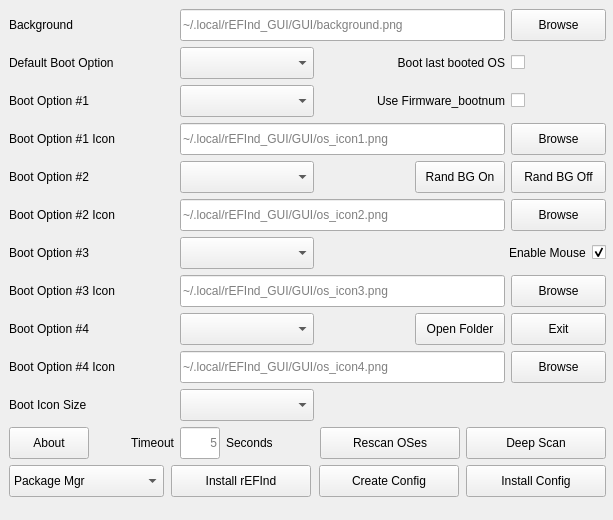
jlobue10/rEFInd_GUI, file GUI/src/mainwindow.ui: the form before one commit.
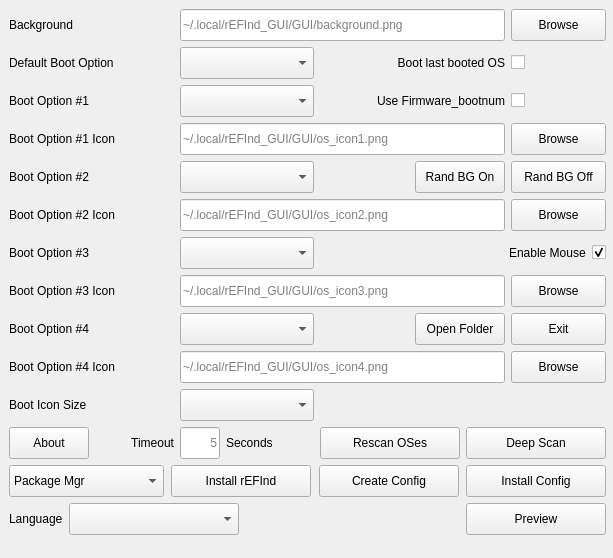
The form after the commit. Icons and pictures are not drawn.

Commit message: GUI and script improvements: async UI, boot-screen preview, language switcher, logging, hardening

What changed in the file:
```diff
--- a/GUI/src/mainwindow.ui
+++ b/GUI/src/mainwindow.ui
@@ -7,19 +7,19 @@
     <x>0</x>
     <y>0</y>
     <width>613</width>
-    <height>520</height>
+    <height>558</height>
    </rect>
   </property>
   <property name="minimumSize">
    <size>
     <width>613</width>
-    <height>520</height>
+    <height>558</height>
    </size>
   </property>
   <property name="maximumSize">
    <size>
     <width>613</width>
-    <height>520</height>
+    <height>558</height>
    </size>
   </property>
   <property name="windowTitle">
@@ -36,7 +36,7 @@
       <x>9</x>
       <y>9</y>
       <width>597</width>
-      <height>496</height>
+      <height>534</height>
      </rect>
     </property>
     <layout class="QGridLayout" name="gridLayout_3">
@@ -821,6 +821,65 @@
        </item>
       </layout>
      </item>
+     <item row="13" column="0" colspan="7">
+      <layout class="QHBoxLayout" name="bottomRowLayout">
+       <item>
+        <widget class="QLabel" name="Language_label">
+         <property name="text">
+          <string>Language</string>
+         </property>
+        </widget>
+       </item>
+       <item>
+        <widget class="QComboBox" name="Language_comboBox">
+         <property name="minimumSize">
+          <size>
+           <width>170</width>
+           <height>32</height>
+          </size>
+         </property>
+         <property name="toolTip">
+          <string>User interface language</string>
+         </property>
+        </widget>
+       </item>
+       <item>
+        <spacer name="bottomRowSpacer">
+         <property name="orientation">
+          <enum>Qt::Orientation::Horizontal</enum>
+         </property>
+         <property name="sizeHint" stdset="0">
+          <size>
+           <width>40</width>
+           <height>20</height>
+          </size>
+         </property>
+        </spacer>
+       </item>
+       <item>
+        <widget class="QPushButton" name="Preview_pushButton">
+         <property name="minimumSize">
+          <size>
+           <width>140</width>
+           <height>32</height>
+          </size>
+         </property>
+         <property name="maximumSize">
+          <size>
+           <width>140</width>
+           <height>32</height>
+          </size>
+         </property>
+         <property name="toolTip">
+          <string>Preview the rEFInd boot screen and the generated refind.conf</string>
+         </property>
+         <property name="text">
+          <string>Preview</string>
+         </property>
+        </widget>
+       </item>
+      </layout>
+     </item>
      <item row="5" column="2" colspan="4">
       <widget class="QLineEdit" name="Boot_Option_02_Icon_lineEdit">
        <property name="minimumSize">
```
The commit also changes 38 other files.
